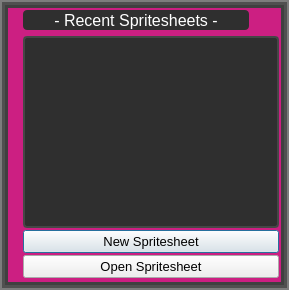
Above: Project/Source/UI/sr_welcome_window.ui from BluFedora/SR-Spritesheet-Manager before the change. Below: the same form after it.
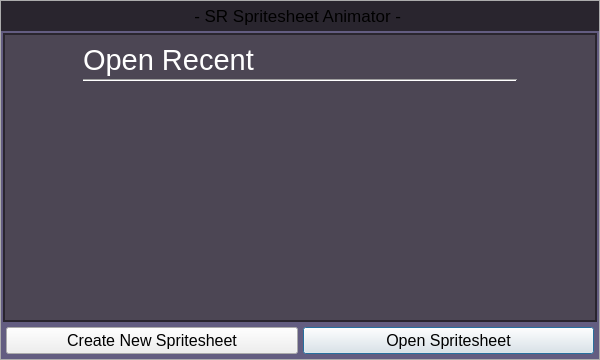
That is the form after the change. Icons and pictures are not drawn.

```diff
--- a/Project/Source/UI/sr_welcome_window.ui
+++ b/Project/Source/UI/sr_welcome_window.ui
@@ -7,8 +7,8 @@
    <rect>
     <x>0</x>
     <y>0</y>
-    <width>682</width>
-    <height>341</height>
+    <width>600</width>
+    <height>360</height>
    </rect>
   </property>
   <property name="sizePolicy">
@@ -19,14 +19,14 @@
   </property>
   <property name="minimumSize">
    <size>
-    <width>682</width>
-    <height>341</height>
+    <width>600</width>
+    <height>360</height>
    </size>
   </property>
   <property name="maximumSize">
    <size>
-    <width>682</width>
-    <height>341</height>
+    <width>600</width>
+    <height>360</height>
    </size>
   </property>
   <property name="font">
@@ -49,26 +49,35 @@
     <normaloff>:/Res/Images/icon.png</normaloff>:/Res/Images/icon.png</iconset>
   </property>
   <property name="styleSheet">
-   <string notr="true">QDialog {
-  background-color: #505050;
-  border: 2px solid rgb(125, 125, 125);
-}
-/*
+   <string notr="true">
+/* DEBUG
 *:hover:!pressed
 {
   border: 1px solid red;
 }
 */
 
+QDialog#WelcomeWindow {
+  background-color: #635D81;
+border: 1px solid rgb(172, 172, 172);
+}
+
+QWidget#m_InnerBorder {
+  background-color: #4C4654;
+  border: 2px solid #29252E;
+}
+
 QListView {
-  border: 2px solid rgb(70, 70, 70);
+color: white;
+background-color: rgba(255, 255, 255, 0);
 }
 
 QListView::item {
-  background: rgb(36, 36, 36);
+  background: #DEDEDE;
  border-radius: 3px;   
-  text-align: center;
-  padding: 2px;
+  padding: 12px;
+color: #555555;
+font: 14pt &quot;Segoe UI&quot;;
 }
 
 QListView::item:hover:!pressed {
@@ -82,195 +91,294 @@
    <bool>false</bool>
   </property>
   <layout class="QGridLayout" name="gridLayout">
-   <property name="sizeConstraint">
-    <enum>QLayout::SetFixedSize</enum>
-   </property>
    <property name="leftMargin">
-    <number>5</number>
+    <number>1</number>
    </property>
    <property name="topMargin">
-    <number>5</number>
+    <number>1</number>
    </property>
    <property name="rightMargin">
-    <number>5</number>
+    <number>1</number>
    </property>
    <property name="bottomMargin">
-    <number>5</number>
+    <number>1</number>
    </property>
    <property name="spacing">
     <number>0</number>
    </property>
-   <item row="0" column="0">
-    <widget class="QWidget" name="m_InnerBorder" native="true">
+   <item row="0" column="0" colspan="2">
+    <widget class="QWidget" name="m_TitleBar" native="true">
+     <property name="sizePolicy">
+      <sizepolicy hsizetype="Preferred" vsizetype="Minimum">
+       <horstretch>0</horstretch>
+       <verstretch>0</verstretch>
+      </sizepolicy>
+     </property>
+     <property name="minimumSize">
+      <size>
+       <width>0</width>
+       <height>30</height>
+      </size>
+     </property>
+     <property name="maximumSize">
+      <size>
+       <width>16777215</width>
+       <height>100</height>
+      </size>
+     </property>
+     <property name="autoFillBackground">
+      <bool>false</bool>
+     </property>
      <property name="styleSheet">
-      <string notr="true">QWidget#m_InnerBorder {
-  border: 3px solid #404040;
-	background-color: rgb(204, 31, 130);
-}</string>
+      <string notr="true">background: rgb(41, 37, 46);</string>
      </property>
-     <layout class="QGridLayout" name="gridLayout_2">
+     <layout class="QHBoxLayout" name="horizontalLayout">
+      <property name="spacing">
+       <number>0</number>
+      </property>
       <property name="leftMargin">
-       <number>5</number>
+       <number>0</number>
       </property>
       <property name="topMargin">
-       <number>5</number>
+       <number>0</number>
       </property>
       <property name="rightMargin">
-       <number>5</number>
+       <number>0</number>
       </property>
       <property name="bottomMargin">
-       <number>5</number>
+       <number>0</number>
       </property>
-      <property name="horizontalSpacing">
-       <number>5</number>
-      </property>
-      <property name="verticalSpacing">
-       <number>2</number>
-      </property>
-      <item row="1" column="1">
-       <widget class="QLabel" name="m_RecentSpritesheetLabel">
+      <item>
+       <spacer name="horizontalSpacer_3">
+        <property name="orientation">
+         <enum>Qt::Horizontal</enum>
+        </property>
+        <property name="sizeHint" stdset="0">
+         <size>
+          <width>40</width>
+          <height>20</height>
+         </size>
+        </property>
+       </spacer>
+      </item>
+      <item>
+       <widget class="QLabel" name="m_TitleText">
         <property name="font">
          <font>
           <family>Segoe UI</family>
-          <pointsize>12</pointsize>
-          <weight>50</weight>
-          <italic>false</italic>
-          <bold>false</bold>
+          <pointsize>13</pointsize>
          </font>
         </property>
-        <property name="autoFillBackground">
-         <bool>false</bool>
-        </property>
-        <property name="styleSheet">
-         <string notr="true">QLabel {
-  color: white;
- 
-	font: 12pt &quot;Segoe UI&quot;;
-	background-color: rgb(47, 47, 47);
-border-radius: 4px;
-}</string>
-        </property>
         <property name="text">
-         <string>- Recent Spritesheets -</string>
+         <string>- SR Spritesheet Animator - </string>
         </property>
         <property name="alignment">
          <set>Qt::AlignCenter</set>
         </property>
         <property name="margin">
-         <number>2</number>
-        </property>
-        <property name="indent">
-         <number>-1</number>
-        </property>
-       </widget>
-      </item>
-      <item row="1" column="0" rowspan="7">
-       <widget class="QLabel" name="m_SplashImage">
-        <property name="text">
-         <string/>
-        </property>
-        <property name="textFormat">
-         <enum>Qt::PlainText</enum>
-        </property>
-        <property name="pixmap">
-         <pixmap resource="../../Resources/ResourceFile.qrc">:/Res/Images/welcome_splash.png</pixmap>
-        </property>
-        <property name="scaledContents">
-         <bool>false</bool>
-        </property>
-        <property name="margin">
          <number>0</number>
         </property>
        </widget>
       </item>
-      <item row="1" column="2">
-       <spacer name="horizontalSpacer">
+      <item>
+       <spacer name="horizontalSpacer_2">
         <property name="orientation">
          <enum>Qt::Horizontal</enum>
         </property>
-        <property name="sizeType">
-         <enum>QSizePolicy::Fixed</enum>
-        </property>
         <property name="sizeHint" stdset="0">
          <size>
-          <width>25</width>
+          <width>40</width>
           <height>20</height>
          </size>
         </property>
        </spacer>
       </item>
-      <item row="5" column="1" colspan="2">
-       <widget class="QPushButton" name="m_NewProjectBtn">
-        <property name="font">
-         <font>
-          <family>Segoe UI</family>
-          <pointsize>10</pointsize>
-         </font>
+     </layout>
+    </widget>
+   </item>
+   <item row="1" column="0" colspan="2">
+    <widget class="QWidget" name="m_RecentProjectsContainer" native="true">
+     <layout class="QGridLayout" name="gridLayout_3">
+      <property name="leftMargin">
+       <number>2</number>
+      </property>
+      <property name="topMargin">
+       <number>2</number>
+      </property>
+      <property name="rightMargin">
+       <number>2</number>
+      </property>
+      <property name="bottomMargin">
+       <number>0</number>
+      </property>
+      <property name="spacing">
+       <number>0</number>
+      </property>
+      <item row="0" column="0" colspan="3">
+       <widget class="QWidget" name="m_InnerBorder" native="true">
+        <property name="enabled">
+         <bool>true</bool>
         </property>
-        <property name="text">
-         <string>New Spritesheet</string>
+        <property name="styleSheet">
+         <string notr="true"/>
         </property>
+        <layout class="QGridLayout" name="gridLayout_2">
+         <property name="leftMargin">
+          <number>80</number>
+         </property>
+         <property name="topMargin">
+          <number>10</number>
+         </property>
+         <property name="rightMargin">
+          <number>80</number>
+         </property>
+         <property name="bottomMargin">
+          <number>15</number>
+         </property>
+         <property name="horizontalSpacing">
+          <number>5</number>
+         </property>
+         <property name="verticalSpacing">
+          <number>2</number>
+         </property>
+         <item row="3" column="0" colspan="3">
+          <widget class="QListWidget" name="m_RecentFiles">
+           <property name="minimumSize">
+            <size>
+             <width>0</width>
+             <height>175</height>
+            </size>
+           </property>
+           <property name="font">
+            <font>
+             <pointsize>12</pointsize>
+            </font>
+           </property>
+           <property name="styleSheet">
+            <string notr="true"/>
+           </property>
+           <property name="frameShadow">
+            <enum>QFrame::Sunken</enum>
+           </property>
+           <property name="lineWidth">
+            <number>2</number>
+           </property>
+           <property name="editTriggers">
+            <set>QAbstractItemView::NoEditTriggers</set>
+           </property>
+           <property name="showDropIndicator" stdset="0">
+            <bool>false</bool>
+           </property>
+           <property name="defaultDropAction">
+            <enum>Qt::IgnoreAction</enum>
+           </property>
+           <property name="alternatingRowColors">
+            <bool>false</bool>
+           </property>
+           <property name="selectionBehavior">
+            <enum>QAbstractItemView::SelectRows</enum>
+           </property>
+           <property name="textElideMode">
+            <enum>Qt::ElideMiddle</enum>
+           </property>
+           <property name="spacing">
+            <number>3</number>
+           </property>
+           <property name="uniformItemSizes">
+            <bool>true</bool>
+           </property>
+          </widget>
+         </item>
+         <item row="0" column="0" colspan="3">
+          <widget class="QLabel" name="m_RecentSpritesheetLabel">
+           <property name="font">
+            <font>
+             <family>Segoe UI</family>
+             <pointsize>22</pointsize>
+             <weight>50</weight>
+             <italic>false</italic>
+             <bold>false</bold>
+            </font>
+           </property>
+           <property name="autoFillBackground">
+            <bool>false</bool>
+           </property>
+           <property name="styleSheet">
+            <string notr="true">QLabel {
+  color: white;
+ 
+	font: 22pt &quot;Segoe UI&quot;;
+}</string>
+           </property>
+           <property name="text">
+            <string>Open Recent</string>
+           </property>
+           <property name="alignment">
+            <set>Qt::AlignLeading|Qt::AlignLeft|Qt::AlignVCenter</set>
+           </property>
+           <property name="margin">
+            <number>2</number>
+           </property>
+           <property name="indent">
+            <number>-1</number>
+           </property>
+          </widget>
+         </item>
+         <item row="1" column="0" colspan="3">
+          <widget class="Line" name="line">
+           <property name="orientation">
+            <enum>Qt::Horizontal</enum>
+           </property>
+          </widget>
+         </item>
+        </layout>
        </widget>
       </item>
-      <item row="6" column="1" colspan="2">
+     </layout>
+    </widget>
+   </item>
+   <item row="3" column="0" colspan="2">
+    <widget class="QWidget" name="m_FooterContainer" native="true">
+     <layout class="QGridLayout" name="gridLayout_4">
+      <property name="leftMargin">
+       <number>5</number>
+      </property>
+      <property name="topMargin">
+       <number>5</number>
+      </property>
+      <property name="rightMargin">
+       <number>5</number>
+      </property>
+      <property name="bottomMargin">
+       <number>5</number>
+      </property>
+      <item row="0" column="1">
        <widget class="QPushButton" name="m_OpenProjectBtn">
         <property name="font">
          <font>
           <family>Segoe UI</family>
-          <pointsize>10</pointsize>
+          <pointsize>12</pointsize>
          </font>
         </property>
         <property name="text">
          <string>Open Spritesheet</string>
         </property>
+        <property name="default">
+         <bool>true</bool>
+        </property>
        </widget>
       </item>
-      <item row="4" column="1" colspan="2">
-       <widget class="QListWidget" name="m_RecentFiles">
-        <property name="minimumSize">
-         <size>
-          <width>0</width>
-          <height>175</height>
-         </size>
+      <item row="0" column="0">
+       <widget class="QPushButton" name="m_NewProjectBtn">
+        <property name="font">
+         <font>
+          <family>Segoe UI</family>
+          <pointsize>12</pointsize>
+          <kerning>true</kerning>
+         </font>
         </property>
-        <property name="styleSheet">
-         <string notr="true">QListView {  
-  color: white;	
- font: 12pt &quot;Segoe UI&quot;;	
- background-color: rgb(47, 47, 47);
-border-radius: 4px;
-padding: 5px;
-}</string>
-        </property>
-        <property name="frameShadow">
-         <enum>QFrame::Sunken</enum>
-        </property>
-        <property name="lineWidth">
-         <number>2</number>
-        </property>
-        <property name="editTriggers">
-         <set>QAbstractItemView::NoEditTriggers</set>
-        </property>
-        <property name="showDropIndicator" stdset="0">
-         <bool>false</bool>
-        </property>
-        <property name="defaultDropAction">
-         <enum>Qt::IgnoreAction</enum>
-        </property>
-        <property name="alternatingRowColors">
-         <bool>false</bool>
-        </property>
-        <property name="selectionBehavior">
-         <enum>QAbstractItemView::SelectRows</enum>
-        </property>
-        <property name="textElideMode">
-         <enum>Qt::ElideMiddle</enum>
-        </property>
-        <property name="spacing">
-         <number>3</number>
-        </property>
-        <property name="uniformItemSizes">
-         <bool>true</bool>
+        <property name="text">
+         <string>Create New Spritesheet</string>
         </property>
        </widget>
       </item>
```
Left out of the diff: 4 changed lines with no effect on the pictures.
